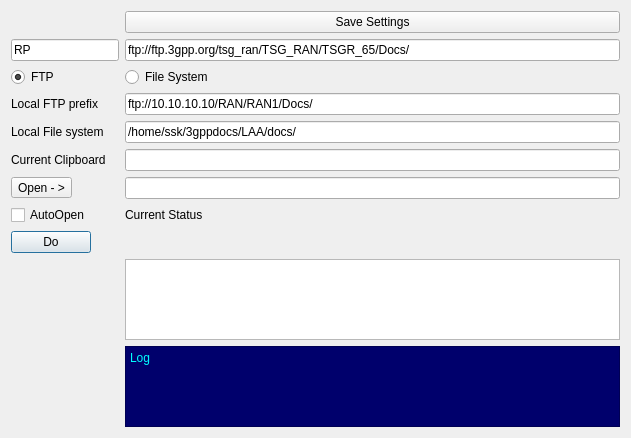
wiless/3gpputil, file dialog.ui: the form before one commit.
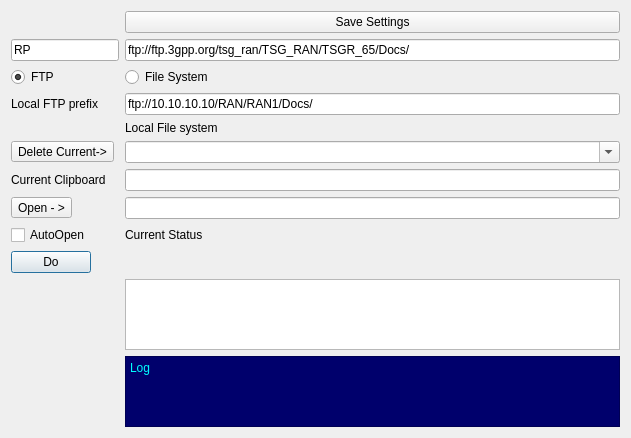
The form after the commit.

Commit message: Added Multiple local paths to search

```diff
--- a/dialog.ui
+++ b/dialog.ui
@@ -21,14 +21,14 @@
      </property>
     </widget>
    </item>
-   <item row="5" column="0">
+   <item row="7" column="0">
     <widget class="QLabel" name="label_2">
      <property name="text">
       <string>Current Clipboard</string>
      </property>
     </widget>
    </item>
-   <item row="10" column="0">
+   <item row="12" column="0">
     <widget class="QPushButton" name="btnToTray">
      <property name="text">
       <string>Do</string>
@@ -42,13 +42,13 @@
      </property>
     </widget>
    </item>
-   <item row="5" column="1">
+   <item row="7" column="1">
     <widget class="QLineEdit" name="lineClipboard"/>
    </item>
-   <item row="8" column="1">
+   <item row="10" column="1">
     <widget class="QLineEdit" name="lineOutput"/>
    </item>
-   <item row="9" column="0">
+   <item row="11" column="0">
     <widget class="QCheckBox" name="chkOpen">
      <property name="text">
       <string>AutoOpen</string>
@@ -69,27 +69,13 @@
      </property>
     </widget>
    </item>
-   <item row="8" column="0">
+   <item row="10" column="0">
     <widget class="QToolButton" name="toolButton">
      <property name="text">
       <string>Open - &gt;</string>
      </property>
     </widget>
    </item>
-   <item row="4" column="1">
-    <widget class="QLineEdit" name="linePrefixFile">
-     <property name="text">
-      <string>/home/ssk/3gppdocs/LAA/docs/</string>
-     </property>
-    </widget>
-   </item>
-   <item row="4" column="0">
-    <widget class="QLabel" name="label_3">
-     <property name="text">
-      <string>Local File system</string>
-     </property>
-    </widget>
-   </item>
    <item row="2" column="0">
     <widget class="QRadioButton" name="radFTP">
      <property name="text">
@@ -107,7 +93,7 @@
      </property>
     </widget>
    </item>
-   <item row="9" column="1">
+   <item row="11" column="1">
     <widget class="QLabel" name="lblStatus">
      <property name="text">
       <string>Current Status</string>
@@ -121,10 +107,10 @@
      </property>
     </widget>
    </item>
-   <item row="11" column="1">
+   <item row="13" column="1">
     <widget class="QListWidget" name="listFiles"/>
    </item>
-   <item row="12" column="1">
+   <item row="14" column="1">
     <widget class="QTextBrowser" name="textBrowser">
      <property name="styleSheet">
       <string notr="true">background-color: rgb(0, 0, 108);
@@ -139,6 +125,33 @@
      </property>
     </widget>
    </item>
+   <item row="5" column="1">
+    <widget class="QComboBox" name="cmbPathLists">
+     <property name="sizePolicy">
+      <sizepolicy hsizetype="Expanding" vsizetype="Fixed">
+       <horstretch>0</horstretch>
+       <verstretch>0</verstretch>
+      </sizepolicy>
+     </property>
+     <property name="editable">
+      <bool>true</bool>
+     </property>
+    </widget>
+   </item>
+   <item row="5" column="0">
+    <widget class="QToolButton" name="toolButton_2">
+     <property name="text">
+      <string>Delete Current-&gt;</string>
+     </property>
+    </widget>
+   </item>
+   <item row="4" column="1">
+    <widget class="QLabel" name="label_3">
+     <property name="text">
+      <string>Local File system</string>
+     </property>
+    </widget>
+   </item>
   </layout>
   <action name="actionConvertFTP">
    <property name="text">
```
The commit also changes 2 other files.
